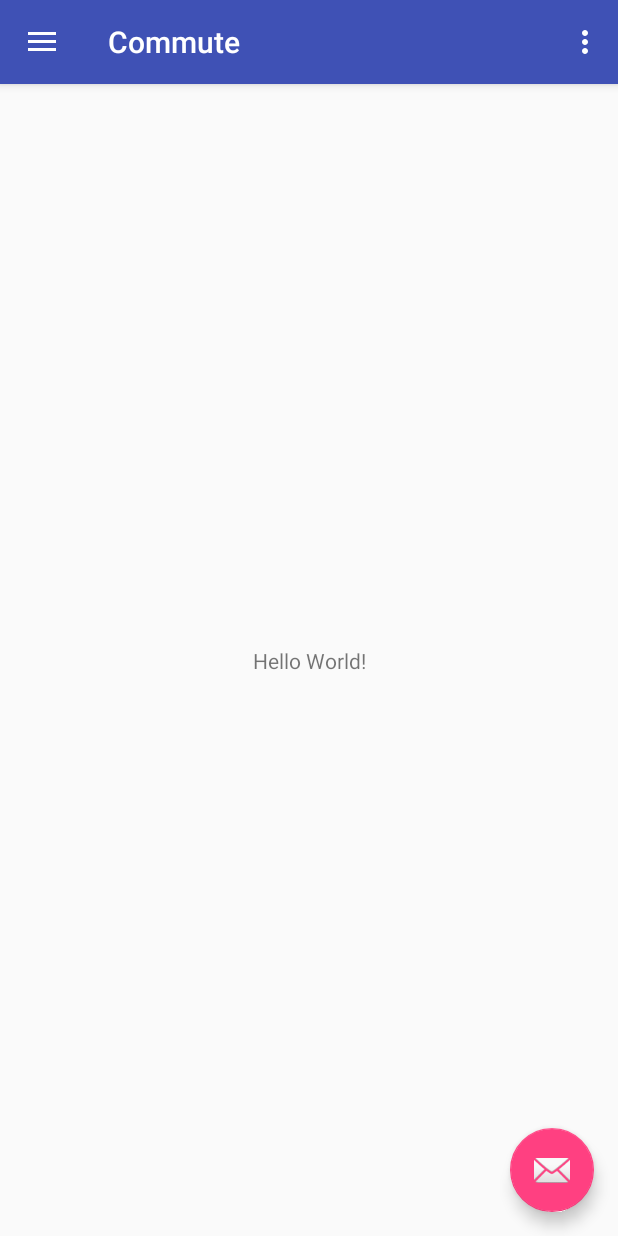
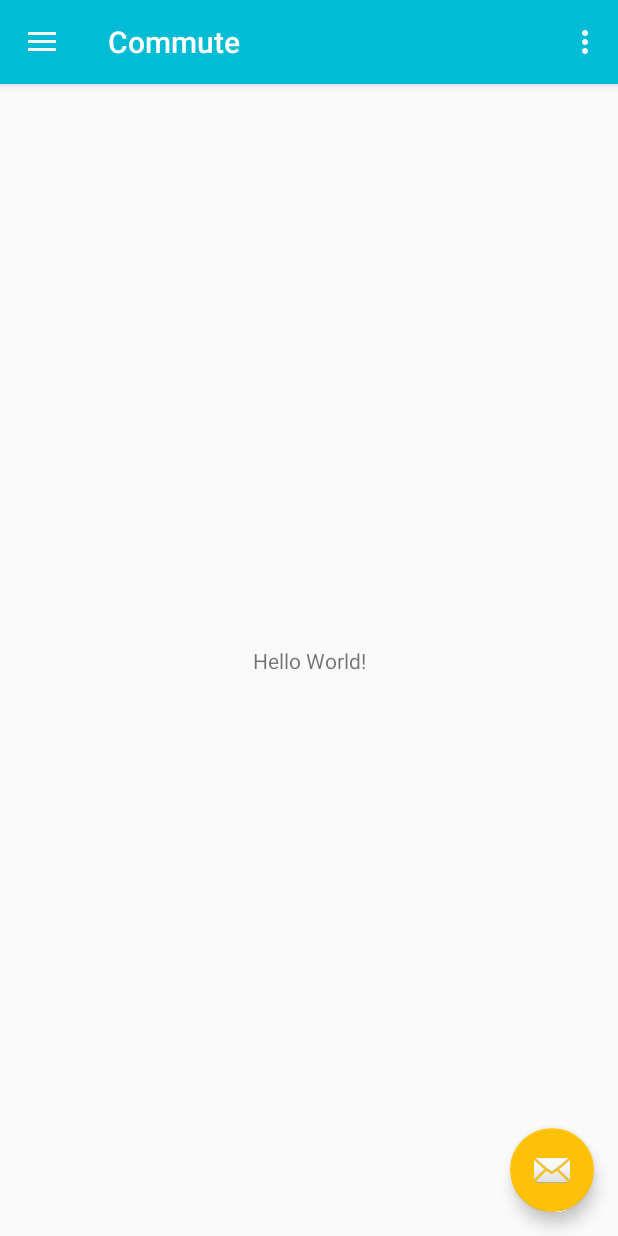
Before and after one commit to jamiejakov/Commute, an Android app: the screen it shows after launch (MainActivity), on a phone screen of 412 x 824 dp. Run offline under Robolectric (Android 15) with nearby library versions, the light colour scheme and no system bars.

Commit message:
Added icons and colours

```diff
--- a/app/src/main/java/com/id11303765/commute/MainActivity.java
+++ b/app/src/main/java/com/id11303765/commute/MainActivity.java
@@ -24,6 +24,7 @@ public class MainActivity extends AppCompatActivity
         setSupportActionBar(toolbar);
 
         FloatingActionButton fab = (FloatingActionButton) findViewById(R.id.fab);
+        assert fab != null;
         fab.setOnClickListener(new View.OnClickListener() {
             @Override
             public void onClick(View view) {
@@ -35,16 +36,19 @@ public class MainActivity extends AppCompatActivity
         DrawerLayout drawer = (DrawerLayout) findViewById(R.id.drawer_layout);
         ActionBarDrawerToggle toggle = new ActionBarDrawerToggle(
                 this, drawer, toolbar, R.string.navigation_drawer_open, R.string.navigation_drawer_close);
-        drawer.setDrawerListener(toggle);
+        assert drawer != null;
+        drawer.addDrawerListener(toggle);
         toggle.syncState();
 
         NavigationView navigationView = (NavigationView) findViewById(R.id.nav_view);
+        assert navigationView != null;
         navigationView.setNavigationItemSelectedListener(this);
     }
 
     @Override
     public void onBackPressed() {
         DrawerLayout drawer = (DrawerLayout) findViewById(R.id.drawer_layout);
+        assert drawer != null;
         if (drawer.isDrawerOpen(GravityCompat.START)) {
             drawer.closeDrawer(GravityCompat.START);
         } else {
@@ -80,21 +84,22 @@ public class MainActivity extends AppCompatActivity
         // Handle navigation view item clicks here.
         int id = item.getItemId();
 
-        if (id == R.id.nav_camera) {
+        if (id == R.id.nav_journey) {
             // Handle the camera action
-        } else if (id == R.id.nav_gallery) {
+        } else if (id == R.id.nav_commute) {
 
-        } else if (id == R.id.nav_slideshow) {
+        } else if (id == R.id.nav_timetable) {
 
-        } else if (id == R.id.nav_manage) {
+        } else if (id == R.id.nav_saved) {
 
-        } else if (id == R.id.nav_share) {
+        } else if (id == R.id.nav_alerts) {
 
-        } else if (id == R.id.nav_send) {
+        } else if (id == R.id.nav_settings) {
 
         }
 
         DrawerLayout drawer = (DrawerLayout) findViewById(R.id.drawer_layout);
+        assert drawer != null;
         drawer.closeDrawer(GravityCompat.START);
         return true;
     }
--- a/app/src/main/res/drawable/ic_menu_camera.xml
+++ /dev/null
@@ -1,12 +0,0 @@
-<vector xmlns:android="http://schemas.android.com/apk/res/android"
-    android:width="24dp"
-    android:height="24dp"
-    android:viewportHeight="24.0"
-    android:viewportWidth="24.0">
-    <path
-        android:fillColor="#FF000000"
-        android:pathData="M12,12m-3.2,0a3.2,3.2 0,1 1,6.4 0a3.2,3.2 0,1 1,-6.4 0" />
-    <path
-        android:fillColor="#FF000000"
-        android:pathData="M9,2L7.17,4H4c-1.1,0 -2,0.9 -2,2v12c0,1.1 0.9,2 2,2h16c1.1,0 2,-0.9 2,-2V6c0,-1.1 -0.9,-2 -2,-2h-3.17L15,2H9zm3,15c-2.76,0 -5,-2.24 -5,-5s2.24,-5 5,-5 5,2.24 5,5 -2.24,5 -5,5z" />
-</vector>
--- a/app/src/main/res/drawable/ic_menu_gallery.xml
+++ /dev/null
@@ -1,9 +0,0 @@
-<vector xmlns:android="http://schemas.android.com/apk/res/android"
-    android:width="24dp"
-    android:height="24dp"
-    android:viewportHeight="24.0"
-    android:viewportWidth="24.0">
-    <path
-        android:fillColor="#FF000000"
-        android:pathData="M22,16V4c0,-1.1 -0.9,-2 -2,-2H8c-1.1,0 -2,0.9 -2,2v12c0,1.1 0.9,2 2,2h12c1.1,0 2,-0.9 2,-2zm-11,-4l2.03,2.71L16,11l4,5H8l3,-4zM2,6v14c0,1.1 0.9,2 2,2h14v-2H4V6H2z" />
-</vector>
--- a/app/src/main/res/drawable/ic_menu_manage.xml
+++ /dev/null
@@ -1,9 +0,0 @@
-<vector xmlns:android="http://schemas.android.com/apk/res/android"
-    android:width="24dp"
-    android:height="24dp"
-    android:viewportHeight="24.0"
-    android:viewportWidth="24.0">
-    <path
-        android:fillColor="#FF000000"
-        android:pathData="M22.7,19l-9.1,-9.1c0.9,-2.3 0.4,-5 -1.5,-6.9 -2,-2 -5,-2.4 -7.4,-1.3L9,6 6,9 1.6,4.7C0.4,7.1 0.9,10.1 2.9,12.1c1.9,1.9 4.6,2.4 6.9,1.5l9.1,9.1c0.4,0.4 1,0.4 1.4,0l2.3,-2.3c0.5,-0.4 0.5,-1.1 0.1,-1.4z" />
-</vector>
--- a/app/src/main/res/drawable/ic_menu_send.xml
+++ /dev/null
@@ -1,9 +0,0 @@
-<vector xmlns:android="http://schemas.android.com/apk/res/android"
-    android:width="24dp"
-    android:height="24dp"
-    android:viewportHeight="24.0"
-    android:viewportWidth="24.0">
-    <path
-        android:fillColor="#FF000000"
-        android:pathData="M2.01,21L23,12 2.01,3 2,10l15,2 -15,2z" />
-</vector>
--- a/app/src/main/res/drawable/ic_menu_slideshow.xml
+++ /dev/null
@@ -1,9 +0,0 @@
-<vector xmlns:android="http://schemas.android.com/apk/res/android"
-    android:width="24dp"
-    android:height="24dp"
-    android:viewportHeight="24.0"
-    android:viewportWidth="24.0">
-    <path
-        android:fillColor="#FF000000"
-        android:pathData="M4,6H2v14c0,1.1 0.9,2 2,2h14v-2H4V6zm16,-4H8c-1.1,0 -2,0.9 -2,2v12c0,1.1 0.9,2 2,2h12c1.1,0 2,-0.9 2,-2V4c0,-1.1 -0.9,-2 -2,-2zm-8,12.5v-9l6,4.5 -6,4.5z" />
-</vector>
--- /dev/null
+++ b/app/src/main/res/drawable/ic_report_black_24dp.xml
@@ -0,0 +1,9 @@
+<vector xmlns:android="http://schemas.android.com/apk/res/android"
+        android:width="24dp"
+        android:height="24dp"
+        android:viewportWidth="24.0"
+        android:viewportHeight="24.0">
+    <path
+        android:fillColor="#FF000000"
+        android:pathData="M15.73,3L8.27,3L3,8.27v7.46L8.27,21h7.46L21,15.73L21,8.27L15.73,3zM12,17.3c-0.72,0 -1.3,-0.58 -1.3,-1.3 0,-0.72 0.58,-1.3 1.3,-1.3 0.72,0 1.3,0.58 1.3,1.3 0,0.72 -0.58,1.3 -1.3,1.3zM13,13h-2L11,7h2v6z"/>
+</vector>
--- /dev/null
+++ b/app/src/main/res/drawable/ic_save_black_24dp.xml
@@ -0,0 +1,9 @@
+<vector xmlns:android="http://schemas.android.com/apk/res/android"
+        android:width="24dp"
+        android:height="24dp"
+        android:viewportWidth="24.0"
+        android:viewportHeight="24.0">
+    <path
+        android:fillColor="#FF000000"
+        android:pathData="M17,3L5,3c-1.11,0 -2,0.9 -2,2v14c0,1.1 0.89,2 2,2h14c1.1,0 2,-0.9 2,-2L21,7l-4,-4zM12,19c-1.66,0 -3,-1.34 -3,-3s1.34,-3 3,-3 3,1.34 3,3 -1.34,3 -3,3zM15,9L5,9L5,5h10v4z"/>
+</vector>
--- a/app/src/main/res/layout/nav_header_main.xml
+++ b/app/src/main/res/layout/nav_header_main.xml
@@ -2,7 +2,7 @@
 <LinearLayout xmlns:android="http://schemas.android.com/apk/res/android"
     android:layout_width="match_parent"
     android:layout_height="@dimen/nav_header_height"
-    android:background="@drawable/side_nav_bar"
+    android:background="@drawable/header_cover"
     android:gravity="bottom"
     android:orientation="vertical"
     android:paddingBottom="@dimen/activity_vertical_margin"
@@ -16,19 +16,22 @@
         android:layout_width="wrap_content"
         android:layout_height="wrap_content"
         android:paddingTop="@dimen/nav_header_vertical_spacing"
-        android:src="@android:drawable/sym_def_app_icon" />
+        android:src="@android:drawable/sym_def_app_icon"
+        android:contentDescription="@string/application_icon" />
 
     <TextView
         android:layout_width="match_parent"
         android:layout_height="wrap_content"
         android:paddingTop="@dimen/nav_header_vertical_spacing"
-        android:text="Android Studio"
+        android:textSize="20sp"
+        android:textStyle="bold"
+        android:text="@string/commute"
         android:textAppearance="@style/TextAppearance.AppCompat.Body1" />
 
     <TextView
         android:id="@+id/textView"
         android:layout_width="wrap_content"
         android:layout_height="wrap_content"
-        android:text="android.studio@android.com" />
+        android:text="@string/by_creator" />
 
 </LinearLayout>
--- a/app/src/main/res/menu/activity_main_drawer.xml
+++ b/app/src/main/res/menu/activity_main_drawer.xml
@@ -3,34 +3,29 @@
 
     <group android:checkableBehavior="single">
         <item
-            android:id="@+id/nav_camera"
-            android:icon="@drawable/ic_menu_camera"
-            android:title="Import" />
+            android:id="@+id/nav_journey"
+            android:icon="@drawable/ic_search_black_24dp"
+            android:title="@string/plan_your_journey" />
         <item
-            android:id="@+id/nav_gallery"
-            android:icon="@drawable/ic_menu_gallery"
-            android:title="Gallery" />
+            android:id="@+id/nav_commute"
+            android:icon="@drawable/ic_directions_railway_black_24dp"
+            android:title="@string/commute" />
         <item
-            android:id="@+id/nav_slideshow"
-            android:icon="@drawable/ic_menu_slideshow"
-            android:title="Slideshow" />
+            android:id="@+id/nav_timetable"
+            android:icon="@drawable/ic_timetable"
+            android:title="@string/timetables" />
         <item
-            android:id="@+id/nav_manage"
-            android:icon="@drawable/ic_menu_manage"
-            android:title="Tools" />
+            android:id="@+id/nav_saved"
+            android:icon="@drawable/ic_save_black_24dp"
+            android:title="@string/saved_routes" />
+        <item
+            android:id="@+id/nav_alerts"
+            android:icon="@drawable/ic_report_black_24dp"
+            android:title="@string/alerts" />
+        <item
+            android:id="@+id/nav_settings"
+            android:icon="@drawable/ic_settings_black_24dp"
+            android:title="@string/settings" />
     </group>
 
-    <item android:title="Communicate">
-        <menu>
-            <item
-                android:id="@+id/nav_share"
-                android:icon="@drawable/ic_menu_share"
-                android:title="Share" />
-            <item
-                android:id="@+id/nav_send"
-                android:icon="@drawable/ic_menu_send"
-                android:title="Send" />
-        </menu>
-    </item>
-
 </menu>
--- a/app/src/main/res/values/colors.xml
+++ b/app/src/main/res/values/colors.xml
@@ -1,6 +1,11 @@
 <?xml version="1.0" encoding="utf-8"?>
 <resources>
-    <color name="colorPrimary">#3F51B5</color>
-    <color name="colorPrimaryDark">#303F9F</color>
-    <color name="colorAccent">#FF4081</color>
+    <color name="primary">#00BCD4</color>
+    <color name="primary_dark">#0097A7</color>
+    <color name="primary_light">#B2EBF2</color>
+    <color name="accent">#FFC107</color>
+    <color name="primary_text">#212121</color>
+    <color name="secondary_text">#727272</color>
+    <color name="icons">#FFFFFF</color>
+    <color name="divider">#B6B6B6</color>
 </resources>
--- a/app/src/main/res/values/strings.xml
+++ b/app/src/main/res/values/strings.xml
@@ -5,4 +5,12 @@
     <string name="navigation_drawer_close">Close navigation drawer</string>
 
     <string name="action_settings">Settings</string>
+    <string name="plan_your_journey">Plan Your Journey</string>
+    <string name="commute">Commute</string>
+    <string name="timetables">Timetables</string>
+    <string name="saved_routes">Saved Routes</string>
+    <string name="alerts">Alerts</string>
+    <string name="settings">Settings</string>
+    <string name="application_icon">Application Icon</string>
+    <string name="by_creator">by Vadims Brodskis</string>
 </resources>
--- a/app/src/main/res/values/styles.xml
+++ b/app/src/main/res/values/styles.xml
@@ -3,9 +3,9 @@
     <!-- Base application theme. -->
     <style name="AppTheme" parent="Theme.AppCompat.Light.DarkActionBar">
         <!-- Customize your theme here. -->
-        <item name="colorPrimary">@color/colorPrimary</item>
-        <item name="colorPrimaryDark">@color/colorPrimaryDark</item>
-        <item name="colorAccent">@color/colorAccent</item>
+        <item name="colorPrimary">@color/primary</item>
+        <item name="colorPrimaryDark">@color/primary_dark</item>
+        <item name="colorAccent">@color/accent</item>
     </style>
 
     <style name="AppTheme.NoActionBar">
```
